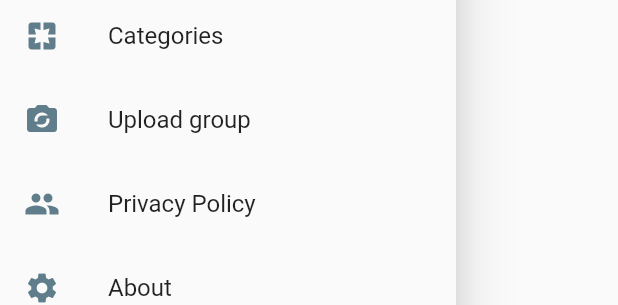
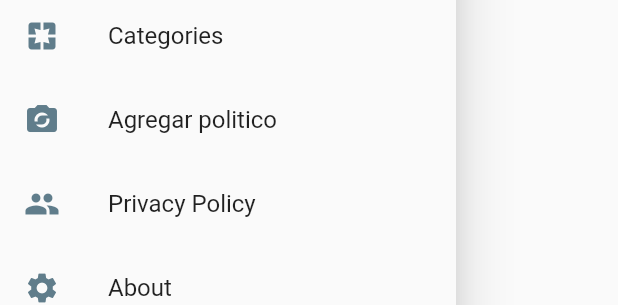
Before and after one commit to Blast06/patrimonio_politico, a Flutter app: the CustomDrawer widget shown alone on an empty page, opened directly, on a phone screen of 412 x 824 dp. Shown: the part 344-649 px from the top of the screen. Run offline on Flutter 3.47's test engine with Material 2 defaults, Android fonts, the phone set to English and light mode, and no system bars; our stand-ins replace auto_size_text, firebase_storage, image_picker; accounts and stored records are empty; network calls fail.

Commit message:
provider fixed some requests politicoModel fixed some data type some more stuff

```diff
--- a/lib/cards.dart
+++ b/lib/cards.dart
@@ -1,6 +1,6 @@
 import 'package:flutter/cupertino.dart';
 import 'package:flutter/material.dart';
-import 'package:patrimoniopolitico/single_item_page.dart';
+import 'package:patrimoniopolitico/pages/single_item_page.dart';
 
 import 'models/politico_model.dart';
 
--- a/lib/main.dart
+++ b/lib/main.dart
@@ -2,6 +2,7 @@ import 'package:flutter/material.dart';
 import 'package:patrimoniopolitico/buttons.dart';
 import 'package:patrimoniopolitico/routes/routes.dart';
 import 'package:patrimoniopolitico/widgets/custom_drawer.dart';
+import 'package:patrimoniopolitico/provider/politicos_provider.dart';
 
 import 'cards.dart';
 import 'models/politico_model.dart';
@@ -9,12 +10,13 @@ import 'models/politico_model.dart';
 void main() => runApp(MyApp());
 
 class MyApp extends StatelessWidget {
+final politicosProvider = new PoliticosProvider();
   // This widget is the root of your application.
   @override
   Widget build(BuildContext context) {
     return MaterialApp(
-      title: 'Polit Money',
-      initialRoute: '/',
+      title: 'Politico Money',
+      initialRoute: 'home',
       routes: getApplicationRoutes(),
       theme: ThemeData(
         primarySwatch: Colors.blue,
@@ -193,8 +195,6 @@ class _MyHomePageState extends State<MyHomePage> {
                         index
                     );
                   }),
-
-                ),
               ),
             )
           ],
--- a/lib/models/politico_model.dart
+++ b/lib/models/politico_model.dart
@@ -20,7 +20,7 @@ class Politico {
     this.id,
     this.itemImage,
     this.itemName,
-    this.patrimonio,
+    this.patrimonio = 10,
     this.partido,
     this.cargo,
     this.imageNumber,
@@ -48,7 +48,7 @@ class Politico {
         "itemName": itemName,
         "patrimonio": patrimonio,
         "partido": partido,
-        "carto": cargo,
+        "cargo": cargo,
         "show" : show
       };
 
--- /dev/null
+++ b/lib/pages/add_politico_page.dart
@@ -0,0 +1,247 @@
+import 'dart:io';
+
+import 'package:flutter/material.dart';
+import 'package:image_picker/image_picker.dart';
+import 'package:patrimoniopolitico/models/politico_model.dart';
+import 'package:patrimoniopolitico/utils/utils.dart' as utils;
+import 'package:patrimoniopolitico/provider/politicos_provider.dart';
+
+//import 'package:firebase/firebase.dart' as fb;
+import 'package:firebase_storage/firebase_storage.dart' as fb;
+
+class AddPoliticoPage extends StatefulWidget {
+  @override
+  _AddPoliticoPageState createState() => _AddPoliticoPageState();
+}
+
+class _AddPoliticoPageState extends State<AddPoliticoPage> {
+  final scaffoldKey = GlobalKey<ScaffoldState>();
+  final formKey = GlobalKey<FormState>();
+  Politico politico = new Politico();
+  final politicoProvider = new PoliticosProvider();
+  bool _guardando = false;
+  File imagen;
+  String uploadImageUrl;
+
+  @override
+  Widget build(BuildContext context) {
+    final Politico prodData = ModalRoute.of(context).settings.arguments;
+    if (prodData != null) {
+      politico = prodData;
+    }
+    return Scaffold(
+      key: scaffoldKey,
+      appBar: AppBar(
+        title: Text('Politico'),
+        actions: <Widget>[
+          IconButton(
+            icon: Icon(Icons.photo_size_select_actual),
+            onPressed: _seleccionarFoto,
+          ),
+          IconButton(
+            icon: Icon(Icons.camera_alt),
+            onPressed: _tomarFoto,
+          ),
+        ],
+      ),
+      body: SingleChildScrollView(
+        child: Container(
+          padding: EdgeInsets.all(15.0),
+          child: Form(
+            key: formKey,
+            child: Column(
+              children: <Widget>[
+                _mostrarFoto(),
+                _crearNombre(),
+                _crearPrecio(),
+                _crearPartido(),
+                _crearCargo(),
+                _crearDisponible(),
+                _crearBtn(),
+              ],
+            ),
+          ),
+        ),
+      ),
+    );
+  }
+
+  Widget _crearNombre() {
+    return TextFormField(
+      initialValue: politico.itemName,
+      textCapitalization: TextCapitalization.sentences,
+      decoration: InputDecoration(labelText: 'Nombre'),
+      onSaved: (value) => politico.itemName = value,
+      validator: (value) {
+        if (value.length < 3) {
+          return 'Mas de 3 caracteres';
+        } else {
+          return null;
+        }
+      },
+    );
+  }
+
+  Widget _crearPrecio() {
+    return TextFormField(
+      initialValue: politico.patrimonio.toString(),
+      keyboardType: TextInputType.numberWithOptions(decimal: true),
+      decoration: InputDecoration(labelText: 'Patrimonio'),
+      onSaved: (value) => politico.patrimonio = int.parse(value),
+      validator: (value) {
+        if (utils.isNumeric(value)) {
+          return null;
+        } else {
+          return 'Solo numeros';
+        }
+      },
+    );
+  }
+
+  Widget _crearPartido() {
+    return TextFormField(
+      initialValue: politico.partido,
+      textCapitalization: TextCapitalization.sentences,
+      decoration: InputDecoration(labelText: 'Partido'),
+      onSaved: (value) => politico.partido = value,
+//      validator: (value) {
+//        if (value.length < 3) {
+//          return 'Mas de 3 caracteres';
+//        } else {
+//          return null;
+//        }
+//      },
+    );
+  }
+
+  Widget _crearCargo() {
+    return TextFormField(
+      initialValue: politico.cargo,
+      textCapitalization: TextCapitalization.sentences,
+      decoration: InputDecoration(labelText: 'Cargo'),
+      onSaved: (value) => politico.cargo = value,
+      validator: (value) {
+        if (value.length < 3) {
+          return 'Mas de 3 caracteres';
+        } else {
+          return null;
+        }
+      },
+    );
+  }
+
+  Widget _crearDisponible() {
+    return SwitchListTile(
+      value: politico.show,
+      title: Text('Disponible'),
+      activeColor: Colors.deepPurple,
+      onChanged: (value) => setState(() {
+        politico.show = value;
+      }),
+    );
+  }
+
+  Widget _crearBtn() {
+    String txt = 'Agregar';
+    if (politico.id != null) {
+      txt = 'Update';
+    }
+
+    return RaisedButton.icon(
+      shape: RoundedRectangleBorder(borderRadius: BorderRadius.circular(20.0)),
+      color: Colors.deepPurple,
+      textColor: Colors.white,
+      icon: Icon(Icons.save),
+      label: Text(txt),
+      onPressed: _submit,
+    );
+  }
+
+  void _submit() {
+    // si el form no es valido
+    if (!formKey.currentState.validate()) return;
+
+    formKey.currentState.save();
+
+    if (politico.id == null) {
+      politico.itemImage = _subirImagen(imagen, politico.itemName).toString();
+      print(politico.itemImage);
+      politicoProvider.agregarPolitico(politico);
+      mostrarSnackbar('Creado exitosamente');
+      print("prueba");
+    } else {
+//      politicoProvider.editarProducto(politico);
+      mostrarSnackbar('Editado exitosamente');
+    }
+//    Navigator.pushReplacementNamed(context, 'home');
+  }
+
+  void mostrarSnackbar(String msj) {
+    final snackbar = SnackBar(
+      content: Text(msj),
+      duration: Duration(milliseconds: 1500),
+    );
+    scaffoldKey.currentState.showSnackBar(snackbar);
+  }
+
+  _mostrarFoto() {
+    if (politico.itemImage != null) {
+      return Container();
+    } else {
+      if (imagen != null) {
+        return Image.file(
+          imagen,
+          fit: BoxFit.cover,
+          height: 300.00,
+        );
+      }
+      return Image.asset('assets/imgs/drawer.jpg');
+    }
+  }
+
+  _seleccionarFoto() async {
+    _procesarImagen(ImageSource.gallery);
+  }
+
+  _tomarFoto() async {
+    _procesarImagen(ImageSource.camera);
+  }
+
+  _procesarImagen(ImageSource origen) async {
+    imagen = await ImagePicker.pickImage(source: origen);
+
+    if (imagen != null) {}
+    setState(() {});
+  }
+
+  // subir imagen con plugin problematico
+//  Future<Uri> _subirImagen(File imagen, String imageName) async {
+//    fb.StorageReference storageReference = fb.storage().ref('politicos/$imageName${DateTime.now().toString()}');
+//    fb.UploadTaskSnapshot uploadTaskSnapshot = await storageReference.put(imagen).future;
+//
+//    Uri imageUri = await uploadTaskSnapshot.ref.getDownloadURL();
+//    print(imageUri);
+//    return imageUri;
+//  }
+
+  Future _subirImagen(File imagen, String imageName) async {
+    fb.StorageReference storageReference = fb.FirebaseStorage.instance
+        .ref()
+        .child('politicos/$imageName${DateTime.now()}');
+
+    fb.StorageUploadTask uploadTask = storageReference.putFile(imagen);
+    await uploadTask.onComplete;
+    print('File uploaded');
+//    Uri imageUri = await storageReference.getDownloadURL();
+//    uploadImageUrl = imageUri.toString();
+    storageReference.getDownloadURL().then((fileUrl) {
+      setState(() {
+        uploadImageUrl = fileUrl;
+        politico.itemImage = uploadImageUrl;
+        print("prueba de $uploadImageUrl");
+        //TODO PROBAR SI SE GUARDA LA URL DE LA IMAGEN EN EL ATRIBUTO ITEMIMAGE
+      });
+    });
+    print(uploadTask);
+  }
+}
--- a/lib/single_item_page.dart
+++ b/lib/pages/single_item_page.dart
@@ -3,7 +3,7 @@ import 'package:flutter/material.dart';
 import 'package:patrimoniopolitico/models/gasto_model.dart';
 import 'package:patrimoniopolitico/widgets/mini_card.dart';
 
-import 'models/politico_model.dart';
+import '../models/politico_model.dart';
 
 class SingleItemPage extends StatelessWidget {
   @override
--- a/lib/routes/routes.dart
+++ b/lib/routes/routes.dart
@@ -1,12 +1,14 @@
 import 'package:flutter/material.dart';
 
 import 'package:patrimoniopolitico/main.dart';
-import 'package:patrimoniopolitico/single_item_page.dart';
+import 'package:patrimoniopolitico/pages/add_politico_page.dart';
+import 'package:patrimoniopolitico/pages/single_item_page.dart';
 
 Map<String, WidgetBuilder> getApplicationRoutes() {
 
   return <String, WidgetBuilder>{
-    '/'           : (BuildContext context) => MyHomePage(),
-    'single_item': (BuildContext context) => SingleItemPage(),
+    'home'           : (BuildContext context) => MyHomePage(),
+    'single_item': (BuildContext context)  => SingleItemPage(),
+    'add_politico': (BuildContext context) => AddPoliticoPage(),
   };
 }
--- a/lib/widgets/custom_drawer.dart
+++ b/lib/widgets/custom_drawer.dart
@@ -30,9 +30,9 @@ class CustomDrawer extends StatelessWidget {
             onTap: () => Navigator.pushReplacementNamed(context, 'categories'),
           ),ListTile(
             leading: Icon(Icons.party_mode, color: Colors.blueGrey,),
-            title: Text('Upload group'),
+            title: Text('Agregar politico'),
             onTap: (){
-              Navigator.pushReplacementNamed(context, 'upload_group');
+              Navigator.pushReplacementNamed(context, 'add_politico');
             },
           ),ListTile(
             leading: Icon(Icons.people, color: Colors.blueGrey,),
--- a/pubspec.yaml
+++ b/pubspec.yaml
@@ -27,6 +27,10 @@ dependencies:
   auto_size_text: ^2.1.0
   rxdart: ^0.22.0
   http:
+  image_picker:
+  firebase_core:
+  firebase_storage:
+  image_cropper:
 
 dev_dependencies:
   flutter_test:
@@ -49,6 +53,7 @@ flutter:
   - assets/imgs/gonzalo.jpg
   - assets/imgs/drawer.jpg
   - assets/imgs/loading.gif
+  - assets/imgs/no_image_placeholder.png
   #  - images/a_dot_ham.jpeg
 
   # An image asset can refer to one or more resolution-specific "variants", see
```
Also changed, not shown: lib/utils/utils.dart (added, +29 -0 lines), lib/widgets/uploader.dart (added, +63 -0 lines), assets/imgs/no_image_placeholder.png (added), pubspec.lock, 2 other files.
